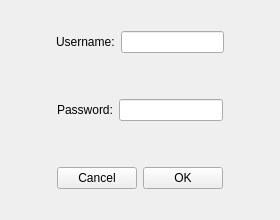
This is gui/input_key.ui in louis845/COMP2012H_Project as Qt 5 draws it before an edit. The edited form follows.
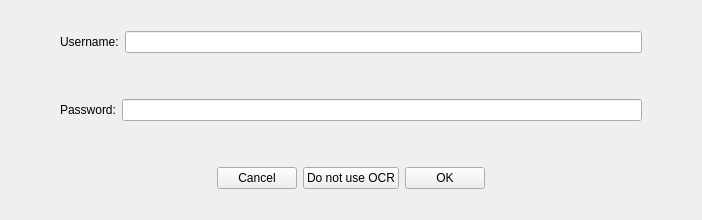
This is the edited form.

```diff
--- a/gui/input_key.ui
+++ b/gui/input_key.ui
@@ -6,22 +6,10 @@
    <rect>
     <x>0</x>
     <y>0</y>
-    <width>280</width>
+    <width>702</width>
     <height>220</height>
    </rect>
   </property>
-  <property name="minimumSize">
-   <size>
-    <width>280</width>
-    <height>220</height>
-   </size>
-  </property>
-  <property name="maximumSize">
-   <size>
-    <width>280</width>
-    <height>220</height>
-   </size>
-  </property>
   <property name="windowTitle">
    <string>Form</string>
   </property>
@@ -50,7 +38,14 @@
        </widget>
       </item>
       <item>
-       <widget class="QLineEdit" name="user_text"/>
+       <widget class="QLineEdit" name="user_text">
+        <property name="sizePolicy">
+         <sizepolicy hsizetype="Expanding" vsizetype="Fixed">
+          <horstretch>100</horstretch>
+          <verstretch>0</verstretch>
+         </sizepolicy>
+        </property>
+       </widget>
       </item>
       <item>
        <spacer name="horizontalSpacer_2">
@@ -93,6 +88,12 @@
       </item>
       <item>
        <widget class="QLineEdit" name="password_text">
+        <property name="sizePolicy">
+         <sizepolicy hsizetype="Expanding" vsizetype="Fixed">
+          <horstretch>150</horstretch>
+          <verstretch>0</verstretch>
+         </sizepolicy>
+        </property>
         <property name="echoMode">
          <enum>QLineEdit::Password</enum>
         </property>
@@ -137,6 +138,13 @@
         </property>
        </widget>
       </item>
+      <item>
+       <widget class="QPushButton" name="no_ocr_btn">
+        <property name="text">
+         <string>Do not use OCR</string>
+        </property>
+       </widget>
+      </item>
       <item>
        <widget class="QPushButton" name="ok_btn">
         <property name="text">
```
